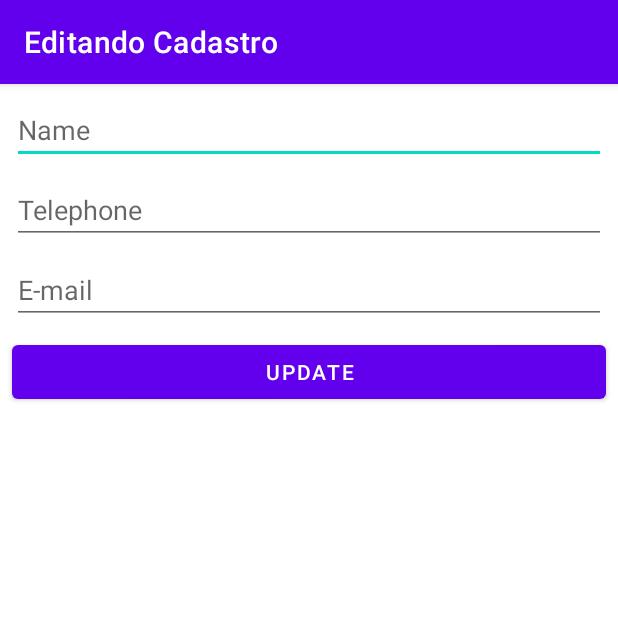
After one commit to derlys-roman/Agenda_Curso_Alura, an Android app: the EditActivity screen opened directly, with no data from a screen before it, on a phone screen of 412 x 824 dp, the top half of it. The commit adds this screen. Run offline under Robolectric (Android 15) with nearby library versions, the phone set to English and light mode, and no system bars; 4 statements that could not run were skipped.

Commit message:
add new ativity edit

```diff
--- a/app/build.gradle
+++ b/app/build.gradle
@@ -1,6 +1,7 @@
 plugins {
     id 'com.android.application'
     id 'kotlin-android'
+    id 'kotlin-android-extensions'
 }
 
 android {
--- /dev/null
+++ b/app/src/main/java/br/com/alura/agendadecadastrodealunodocursodaalura/ui/activity/EditActivity.kt
@@ -0,0 +1,62 @@
+package br.com.alura.agendadecadastrodealunodocursodaalura.ui.activity
+
+import androidx.appcompat.app.AppCompatActivity
+import android.os.Bundle
+import android.widget.Button
+import android.widget.EditText
+import br.com.alura.agendadecadastrodealunodocursodaalura.dao.PeopleDAO
+import br.com.alura.agendadecadastrodealunodocursodaalura.databinding.ActivityEditBinding
+import br.com.alura.agendadecadastrodealunodocursodaalura.model.People
+
+class EditActivity(private val dao: PeopleDAO = PeopleDAO()
+) : AppCompatActivity() {
+    private lateinit var binding: ActivityEditBinding
+    private lateinit var editaNome: EditText
+    private lateinit var editaTelefone: EditText
+    private lateinit var editaEmail: EditText
+    private lateinit var editarAluno: Button
+    private lateinit var elementoEditado: People
+
+    override fun onCreate(savedInstanceState: Bundle?) {
+        super.onCreate(savedInstanceState)
+
+        title = "Editando Cadastro"
+        binding = ActivityEditBinding.inflate(layoutInflater)
+        setContentView(binding.root)
+        inicializarCampos()
+
+        val peopleReceivedSerialized: People? =
+            intent.extras?.getParcelable("alunoTransferido")
+
+        elementoEditado = peopleReceivedSerialized!!
+
+
+        this.editaNome.setText(elementoEditado.name)
+        this.editaTelefone.setText(elementoEditado.telephone)
+        this.editaEmail.setText(elementoEditado.email)
+
+        editarAluno.setOnClickListener{
+            updateStudent()
+            dao.update(elementoEditado)
+            finish()
+
+        }
+    }
+
+    private fun inicializarCampos() {
+        this.editaNome = binding.activityEditName
+        this.editaTelefone = binding.activityEditTelephone
+        this.editaEmail = binding.activityEditEmail
+        this.editarAluno = binding.activityEditSaveButton
+    }
+
+    private fun updateStudent() {
+
+        elementoEditado.name = this.editaNome.text.toString()
+        elementoEditado.telephone = this.editaTelefone.text.toString()
+        elementoEditado.email = this.editaEmail.text.toString()
+
+    }
+
+
+}
--- /dev/null
+++ b/app/src/main/res/layout/activity_edit.xml
@@ -0,0 +1,46 @@
+<?xml version="1.0" encoding="utf-8"?>
+<androidx.constraintlayout.widget.ConstraintLayout
+    xmlns:android="http://schemas.android.com/apk/res/android"
+    xmlns:tools="http://schemas.android.com/tools"
+    xmlns:app="http://schemas.android.com/apk/res-auto"
+    android:layout_width="match_parent"
+    android:layout_height="match_parent"
+    tools:context=".ui.activity.EditActivity">
+
+
+    <EditText
+        android:id="@+id/activity_edit_name"
+        android:layout_width="match_parent"
+        android:layout_height="wrap_content"
+        android:layout_margin="8dp"
+        android:hint="@string/hint_name"
+        android:inputType="textCapWords"
+        app:layout_constraintTop_toTopOf="parent"
+        tools:ignore="Autofill" />
+    <EditText
+        android:id="@+id/activity_edit_telephone"
+        android:layout_width="match_parent"
+        android:layout_height="wrap_content"
+        android:layout_margin="8dp"
+        android:hint="@string/hint_telephone"
+        android:inputType="phone"
+        app:layout_constraintTop_toBottomOf="@id/activity_edit_name"
+        tools:ignore="Autofill" />
+    <EditText
+        android:id="@+id/activity_edit_email"
+        android:layout_width="match_parent"
+        android:layout_height="wrap_content"
+        android:layout_margin="8dp"
+        android:hint="@string/hint_e_mail"
+        android:inputType="textEmailAddress"
+        app:layout_constraintTop_toBottomOf="@id/activity_edit_telephone"
+        tools:ignore="Autofill" />
+    <Button
+        android:id="@+id/activity_edit_save_button"
+        android:layout_width="match_parent"
+        android:layout_height="wrap_content"
+        android:layout_margin="8dp"
+        android:text="@string/update_button"
+        app:layout_constraintTop_toBottomOf="@id/activity_edit_email"/>
+
+</androidx.constraintlayout.widget.ConstraintLayout>
--- a/app/src/main/res/layout/activity_list_student.xml
+++ b/app/src/main/res/layout/activity_list_student.xml
@@ -1,5 +1,6 @@
 <?xml version="1.0" encoding="utf-8"?>
-<androidx.constraintlayout.widget.ConstraintLayout xmlns:android="http://schemas.android.com/apk/res/android"
+<androidx.constraintlayout.widget.ConstraintLayout
+    xmlns:android="http://schemas.android.com/apk/res/android"
     android:layout_width="match_parent"
     android:layout_height="match_parent"
     xmlns:app="http://schemas.android.com/apk/res-auto">
--- a/app/src/main/res/values-night/strings.xml
+++ b/app/src/main/res/values-night/strings.xml
@@ -5,4 +5,5 @@
     <string name="hint_telephone">Telephone</string>
     <string name="hint_e_mail">E-mail</string>
     <string name="hint_save">Save</string>
+    <string name="update_button">Update</string>
 </resources>
--- a/app/src/main/res/values/strings.xml
+++ b/app/src/main/res/values/strings.xml
@@ -5,4 +5,5 @@
     <string name="hint_telephone">Telephone</string>
     <string name="hint_e_mail">E-mail</string>
     <string name="hint_save">Save</string>
+    <string name="update_button">Update</string>
 </resources>
```
Also changed, not shown: app/src/main/AndroidManifest.xml (+7 -4 lines), app/src/main/java/br/com/alura/agendadecadastrodealunodocursodaalura/dao/PeopleDAO.kt (added, +38 -0 lines), app/src/main/java/br/com/alura/agendadecadastrodealunodocursodaalura/dao/StudentDAO.java (deleted, +0 -25 lines), app/src/main/java/br/com/alura/agendadecadastrodealunodocursodaalura/model/People.kt (added, +19 -0 lines), app/src/main/java/br/com/alura/agendadecadastrodealunodocursodaalura/model/Student.kt (deleted, +0 -11 lines), app/src/main/java/br/com/alura/agendadecadastrodealunodocursodaalura/ui/activity/StudentListActivity.kt (+37 -22 lines), app/src/main/java/br/com/alura/agendadecadastrodealunodocursodaalura/ui/activity/StudentRegisterActivity.kt (+30 -19 lines).
